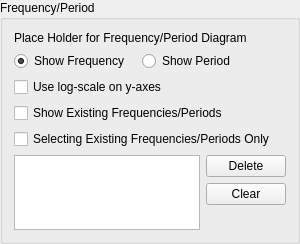
Before: the Qt Designer form mtpy/gui/SmartMT/ui_asset/groupbox_frequency_select.ui in MTgeophysics/mtpy, drawn with Qt 5.
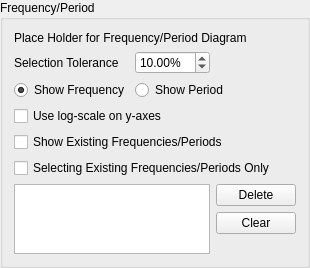
After: the same form once the commit is applied.

Commit message: add tolerance to frequency select

What changed in the file:
```diff
--- a/mtpy/gui/SmartMT/ui_asset/groupbox_frequency_select.ui
+++ b/mtpy/gui/SmartMT/ui_asset/groupbox_frequency_select.ui
@@ -146,6 +146,26 @@
                     </property>
                 </widget>
             </item>
+   <item row="1" column="0" colspan="2">
+    <widget class="QLabel" name="label_tolerance">
+     <property name="text">
+      <string>Selection Tolerance</string>
+     </property>
+    </widget>
+   </item>
+   <item row="1" column="2">
+    <widget class="QDoubleSpinBox" name="doubleSpinBox_tolerance">
+     <property name="suffix">
+      <string>%</string>
+     </property>
+     <property name="maximum">
+      <double>100.000000000000000</double>
+     </property>
+     <property name="value">
+      <double>10.000000000000000</double>
+     </property>
+    </widget>
+   </item>
         </layout>
     </widget>
     <resources/>
```
Lines whose indentation alone changed are shown as unchanged. The commit also changes 3 other files.
